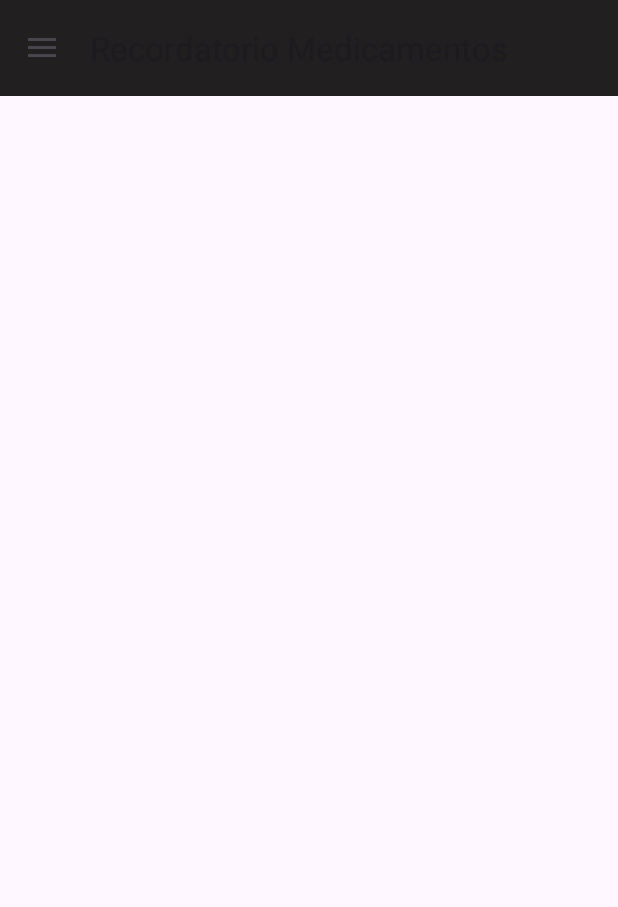
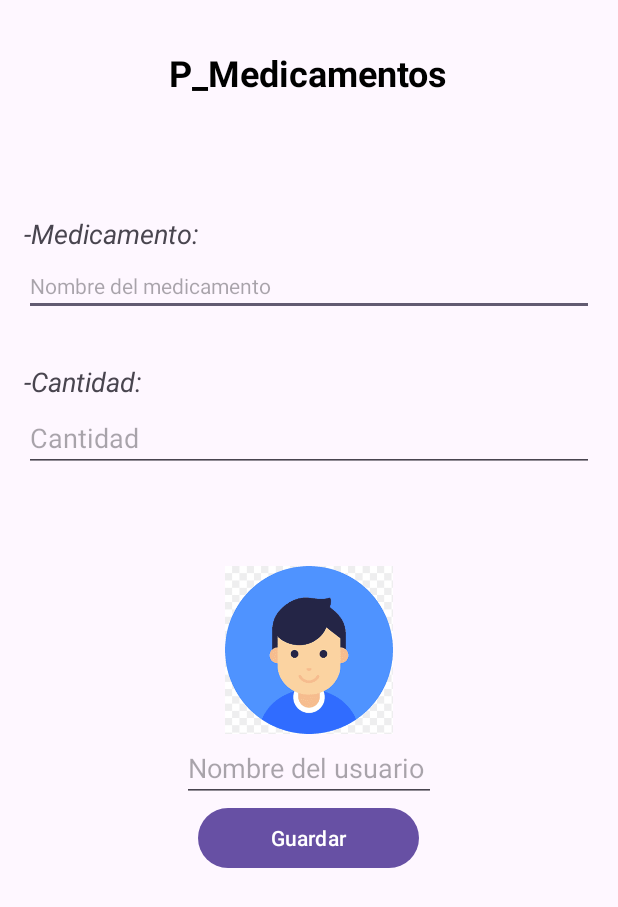
Before and after one commit to NoeliaDuranL/Recordatorio_Medicamentos, an Android app: the screen it shows after launch (MainActivity before the commit, MedicamentosActivity after it), in the side drawer, after a tap on "Medicamentos", on a phone screen of 412 x 824 dp. Shown: the top 907 px of the screen. Run offline under Robolectric (Android 15) with nearby library versions, the phone set to English and light mode, and no system bars.

Commit message:
Se agrego Medicamentos y hoarios.

```diff
--- a/app/src/main/AndroidManifest.xml
+++ b/app/src/main/AndroidManifest.xml
@@ -12,6 +12,12 @@
         android:supportsRtl="true"
         android:theme="@style/Theme.RecordatorioMedicamentos"
         tools:targetApi="31">
+        <activity
+            android:name=".MedicamentosActivity"
+            android:exported="false" />
+        <activity
+            android:name=".HorariosActivity"
+            android:exported="false" />
         <activity
             android:name=".MedicationDialog"
             android:exported="false" />
--- a/app/src/main/java/com/example/recordatoriomedicamentos/MainActivity.kt
+++ b/app/src/main/java/com/example/recordatoriomedicamentos/MainActivity.kt
@@ -11,6 +11,7 @@ import androidx.appcompat.widget.Toolbar
 import androidx.core.view.GravityCompat
 import androidx.drawerlayout.widget.DrawerLayout
 import com.google.android.material.navigation.NavigationView
+import org.intellij.lang.annotations.JdkConstants.HorizontalAlignment
 
 class MainActivity : AppCompatActivity(), NavigationView.OnNavigationItemSelectedListener {
 
@@ -45,7 +46,17 @@ class MainActivity : AppCompatActivity(), NavigationView.OnNavigationItemSelecte
                 startActivity(intent)
                 Toast.makeText(this, "Usuario", Toast.LENGTH_SHORT).show()
             }
-            R.id.nav_item_medicamentos -> Toast.makeText(this, "Medicamentos", Toast.LENGTH_SHORT).show()
+            R.id.nav_item_medicamentos -> {
+                Toast.makeText(this, "Medicamentos", Toast.LENGTH_SHORT).show()
+                val intent = Intent(this, MedicamentosActivity::class.java)
+                startActivity(intent)
+            }
+
+            R.id.nav_item_horario -> {
+                Toast.makeText(this, "Horarios", Toast.LENGTH_SHORT).show()
+                val intent = Intent(this, HorariosActivity::class.java)
+                startActivity(intent)
+            }
 
             R.id.nav_item_doctor -> {
                 Toast.makeText(this, "Doctores", Toast.LENGTH_SHORT).show()
--- /dev/null
+++ b/app/src/main/java/com/example/recordatoriomedicamentos/MedicamentosActivity.kt
@@ -0,0 +1,11 @@
+package com.example.recordatoriomedicamentos
+
+import androidx.appcompat.app.AppCompatActivity
+import android.os.Bundle
+
+class MedicamentosActivity : AppCompatActivity() {
+    override fun onCreate(savedInstanceState: Bundle?) {
+        super.onCreate(savedInstanceState)
+        setContentView(R.layout.activity_medicamentos)
+    }
+}
--- /dev/null
+++ b/app/src/main/res/layout/activity_medicamentos.xml
@@ -0,0 +1,111 @@
+<?xml version="1.0" encoding="utf-8"?>
+<LinearLayout xmlns:android="http://schemas.android.com/apk/res/android"
+    xmlns:app="http://schemas.android.com/apk/res-auto"
+    xmlns:tools="http://schemas.android.com/tools"
+    android:layout_width="match_parent"
+    android:layout_height="match_parent"
+    android:orientation="vertical"
+    android:padding="16dp"
+    tools:context=".MedicamentosActivity">
+
+    <TextView
+        android:id="@+id/textView_Titulo"
+        android:layout_width="wrap_content"
+        android:layout_height="wrap_content"
+        android:text="P_Medicamentos"
+        android:layout_gravity="center|center_horizontal"
+        android:textSize="24sp"
+        android:textStyle="bold"
+        android:textColor="#000000"
+        app:layout_constraintTop_toTopOf="parent"
+        app:layout_constraintStart_toStartOf="parent"
+        app:layout_constraintEnd_toEndOf="parent"
+        android:layout_marginTop="16dp"
+        android:layout_marginBottom="16dp"/>
+
+
+    <View
+        android:id="@+id/view2"
+        android:layout_width="match_parent"
+        android:layout_height="31dp"
+        android:layout_gravity="top|center_horizontal" />
+
+    <View
+        android:id="@+id/view"
+        android:layout_width="match_parent"
+        android:layout_height="31dp"
+        android:layout_gravity="top|center_horizontal" />
+
+    <TextView
+        android:id="@+id/textView_Nombre"
+        android:layout_width="144dp"
+        android:layout_height="27dp"
+        android:layout_gravity="start"
+        android:text="-Medicamento:"
+        android:textAppearance="@style/TextAppearance.AppCompat.Medium"
+        android:textStyle="italic" />
+
+
+    <EditText
+        android:id="@+id/editTextMedicinaNombre"
+        android:layout_width="match_parent"
+        android:layout_height="wrap_content"
+        android:hint="Nombre del medicamento"
+        android:textAppearance="@style/TextAppearance.AppCompat.Body1" />
+
+    <View
+        android:id="@+id/view4"
+        android:layout_width="match_parent"
+        android:layout_height="31dp"
+        android:layout_gravity="top|center_horizontal" />
+
+    <TextView
+        android:id="@+id/textView_Cantidad"
+        android:layout_width="113dp"
+        android:layout_height="27dp"
+        android:layout_gravity="start"
+        android:text="-Cantidad:"
+        android:textAppearance="@style/TextAppearance.AppCompat.Medium"
+        android:textStyle="italic" />
+
+
+    <EditText
+        android:id="@+id/editTextCantidad"
+        android:layout_width="match_parent"
+        android:layout_height="wrap_content"
+        android:hint="Cantidad" />
+
+
+    <View
+        android:layout_width="match_parent"
+        android:layout_height="31dp"
+        android:layout_gravity="top|center_horizontal" />
+
+    <View
+        android:id="@+id/view3"
+        android:layout_width="match_parent"
+        android:layout_height="31dp"
+        android:layout_gravity="top|center_horizontal" />
+
+    <ImageView
+        android:id="@+id/imageView4"
+        android:layout_width="120dp"
+        android:layout_height="112dp"
+        android:layout_gravity="center_horizontal"
+        app:srcCompat="@drawable/imagen_login" />
+
+    <EditText
+        android:id="@+id/editTextUserName"
+        android:layout_width="169dp"
+        android:layout_height="wrap_content"
+        android:layout_gravity="center_horizontal"
+        android:hint="Nombre del usuario" />
+
+    <Button
+        android:id="@+id/buttonGuardar"
+        android:layout_width="147dp"
+        android:layout_height="wrap_content"
+        android:layout_gravity="center"
+        android:text="Guardar" />
+
+</LinearLayout>
--- a/app/src/main/res/menu/activity_main_drawer.xml
+++ b/app/src/main/res/menu/activity_main_drawer.xml
@@ -11,6 +11,8 @@
         android:title="Refill"/>
     <item android:id="@+id/nav_item_reporte"
         android:title="Reporte"/>
+    <item android:id="@+id/nav_item_horario"
+        android:title="Horario"/>
 
     <item android:id="@+id/nav_item_agregar"
         android:title="Agregar Usuario"/>
```
Also changed, not shown: app/src/main/java/com/example/recordatoriomedicamentos/HorariosActivity.kt (added, +11 -0 lines), app/src/main/res/layout/activity_horarios.xml (added, +44 -0 lines), app/src/main/res/drawable/imagen_login.png (added).
